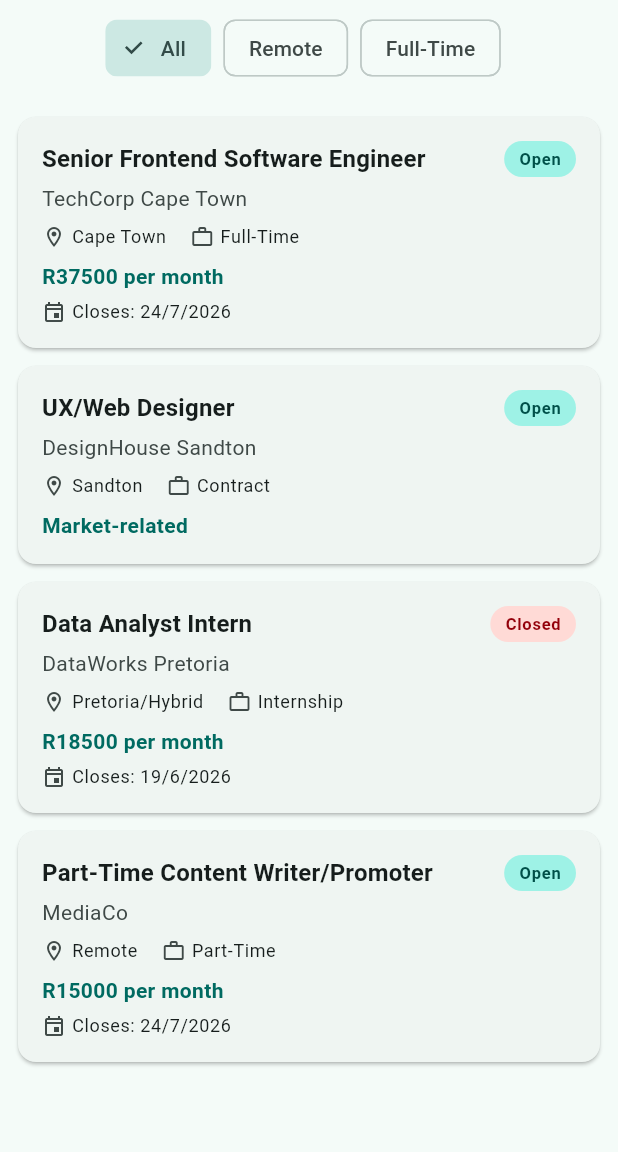
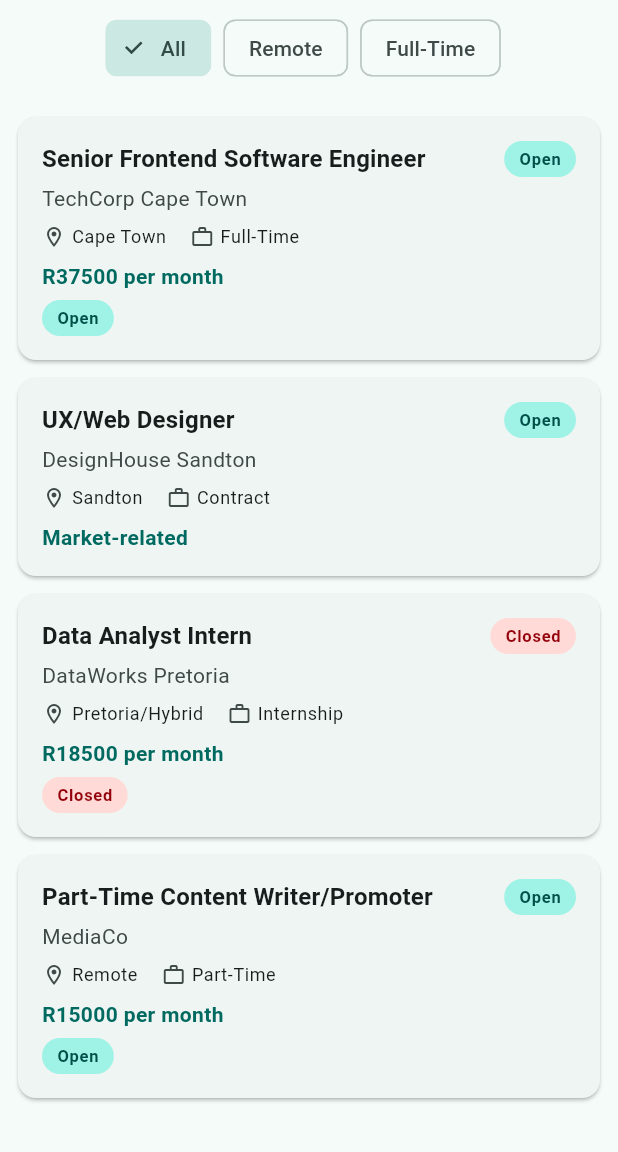
Before and after one commit to Kavin-Maziya/CareerHub_Mobile, a Flutter app: the screen it shows after launch, on a phone screen of 412 x 824 dp, the part 84-1236 px from its top. Run offline on Flutter 3.47's test engine with Material 3 defaults, Android fonts, the phone set to English and light mode, and no system bars.

Commit message:
feat: Part 5 - Formalize JobStatusBadge extraction

```diff
--- a/lib/widgets/job_card.dart
+++ b/lib/widgets/job_card.dart
@@ -1,4 +1,5 @@
 
+import 'package:careerhub_mobile/widgets/job_status_badge.dart';
 import 'package:flutter/material.dart';
 import 'package:careerhub_mobile/models/job.dart';
 
@@ -72,17 +73,7 @@ class JobCard extends StatelessWidget {
             // Absent means no row at all — no "Closes: " label, no gap.
             if (job.closingDate != null) ...[
               const SizedBox(height: 6),
-              Row(
-                children: [
-                  Icon(Icons.event_outlined,
-                      size: 16, color: theme.colorScheme.onSurfaceVariant),
-                  const SizedBox(width: 4),
-                  Text(
-                    'Closes: ${_formatDate(job.closingDate!)}',
-                    style: theme.textTheme.bodySmall,
-                  ),
-                ],
-              ),
+             JobStatusBadge(isOpen: job.canApply), // extracted widget, not inline
             ],
           ],
         ),
--- /dev/null
+++ b/lib/widgets/job_status_badge.dart
@@ -0,0 +1,38 @@
+// Extracted out of JobCard because
+// it has one clear job (display status),
+// To be reused elsewhere in the App (employer dashboards, application tracking),
+// and it can be tested completely on its own without needing a full Job.
+// Purely presentational — no business logic lives here.
+// Colours come from the theme, adapts automatically in light and dark mode.
+
+import 'package:flutter/material.dart';
+
+class JobStatusBadge extends StatelessWidget {
+  final bool isOpen;
+
+  const JobStatusBadge({super.key, required this.isOpen});
+
+  @override
+  Widget build(BuildContext context) {
+    final theme = Theme.of(context);
+
+    return Container(
+      padding: const EdgeInsets.symmetric(horizontal: 10, vertical: 4),
+      decoration: BoxDecoration(
+        color: isOpen
+            ? theme.colorScheme.primaryContainer
+            : theme.colorScheme.errorContainer,
+        borderRadius: BorderRadius.circular(12),
+      ),
+      child: Text(
+        isOpen ? 'Open' : 'Closed',
+        style: theme.textTheme.labelSmall?.copyWith(
+          color: isOpen
+              ? theme.colorScheme.onPrimaryContainer
+              : theme.colorScheme.onErrorContainer,
+          fontWeight: FontWeight.bold,
+        ),
+      ),
+    );
+  }
+}
```
